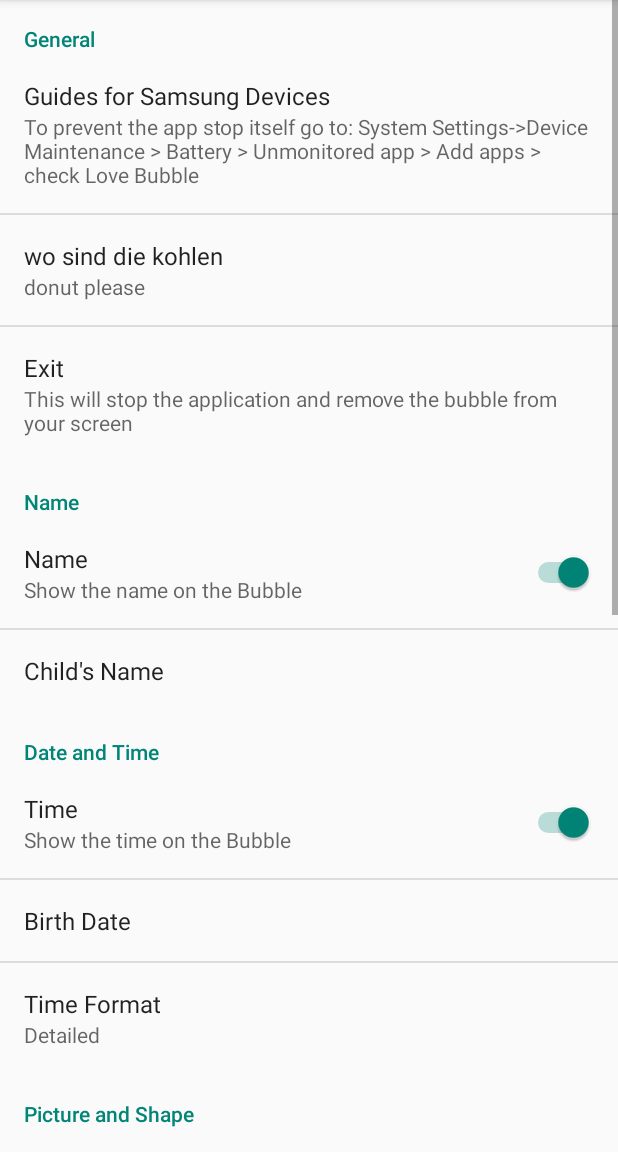
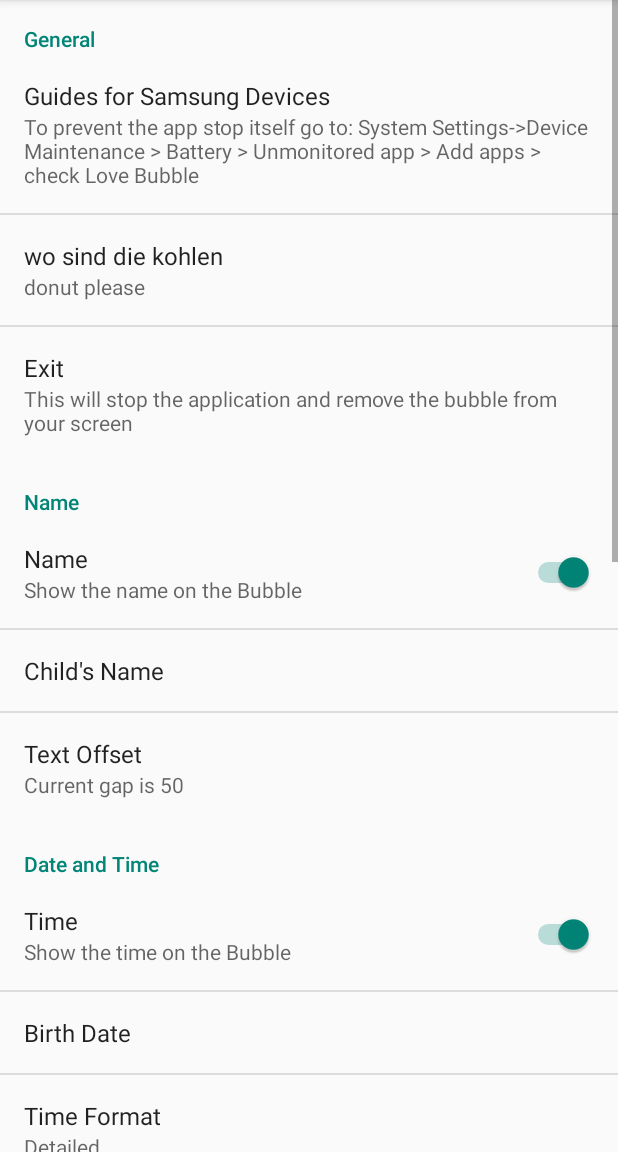
Before and after one commit to JollyJumper88/PricessLea, an Android app: the fragment MyPreferenceFragment shown on its own in the app's theme, on a phone screen of 412 x 824 dp, the part 84-1236 px from its top. Run offline under Robolectric (Android 15) with nearby library versions, the phone set to English and light mode, and no system bars; libraries missing offline, so code that uses them is left out: com.theartofdev.edmodo.

Commit message:
seekbar for vertical text positon

```diff
--- a/app/build.gradle
+++ b/app/build.gradle
@@ -17,6 +17,9 @@ android {
             proguardFiles getDefaultProguardFile('proguard-android.txt'), 'proguard-rules.pro'
         }
     }
+    lintOptions {
+        abortOnError false
+    }
 }
 
 dependencies {
--- a/app/src/main/AndroidManifest.xml
+++ b/app/src/main/AndroidManifest.xml
@@ -24,6 +24,7 @@
                 <category android:name="android.intent.category.LAUNCHER"/>
             </intent-filter>
         </activity>
+
         <activity
             android:name="com.theartofdev.edmodo.cropper.CropImageActivity"
             android:theme="@style/Base.Theme.AppCompat"/>
@@ -51,6 +52,7 @@
         <activity
             android:name="at.android.lovebubble.Donate"
             android:label="@string/title_activity_donate"
+            android:theme="@android:style/Theme.Translucent.NoTitleBar"
             android:parentActivityName="at.android.lovebubble.MyPreferenceActivity">
             <meta-data
                 android:name="android.support.PARENT_ACTIVITY"
--- a/app/src/main/java/at/android/lovebubble/FloatingFaceBubbleService.java
+++ b/app/src/main/java/at/android/lovebubble/FloatingFaceBubbleService.java
@@ -418,6 +418,12 @@ public class FloatingFaceBubbleService extends Service {
                             h.removeCallbacksAndMessages(null);
                             postDelayed();
 
+                        } else if ("updateYoffset".equalsIgnoreCase(extras.getString("action"))) {
+                            floatingFaceBubble.updateYoffset();
+
+                            h.removeCallbacksAndMessages(null);
+                            postDelayed();
+
                         }
                     } catch (NullPointerException e) {
                         Log.e(TAG, "onReceive: ", e);
--- a/app/src/main/java/at/android/lovebubble/MyPreferenceFragment.java
+++ b/app/src/main/java/at/android/lovebubble/MyPreferenceFragment.java
@@ -27,12 +27,16 @@ import org.joda.time.DateTime;
 import java.util.Calendar;
 import java.util.Date;
 
+import at.android.lovebubble.etc.SeekBarPreference;
+
 
 public class MyPreferenceFragment extends PreferenceFragment {
     private static final int RESULT_PICK_IMAGE = 99;
 
     String TAG = "MyPreferenceFragment";
     Context context;
+
+    private SeekBarPreference seekBarPrefYoffset;
 
     @Override
     public void onCreate(Bundle savedInstanceState) {
@@ -43,23 +47,26 @@ public class MyPreferenceFragment extends PreferenceFragment {
         addPreferencesFromResource(R.xml.pref_general);
 
         //general
-        findPreference("guide").setOnPreferenceChangeListener(listener);
-        findPreference("donate").setOnPreferenceChangeListener(listener);
+        findPreference("guide").setOnPreferenceChangeListener(changeListener);
+        findPreference("donate").setOnPreferenceClickListener(clickListener);
         findPreference("exit").setOnPreferenceClickListener(clickListener);
 
+        seekBarPrefYoffset = (SeekBarPreference) this.findPreference("y_offset");
+        getPreferenceScreen().getSharedPreferences().registerOnSharedPreferenceChangeListener(sharedPrefChangeListener);
+
         //name
-        findPreference("switch_name").setOnPreferenceChangeListener(listener);
-        findPreference("name").setOnPreferenceChangeListener(listener);
+        findPreference("switch_name").setOnPreferenceChangeListener(changeListener);
+        findPreference("name").setOnPreferenceChangeListener(changeListener);
 
         //Date Time
-        findPreference("switch_time").setOnPreferenceChangeListener(listener);
+        findPreference("switch_time").setOnPreferenceChangeListener(changeListener);
         findPreference("birthdatetime").setOnPreferenceClickListener(clickListener);
-        findPreference("timeformat").setOnPreferenceChangeListener(listener);
+        findPreference("timeformat").setOnPreferenceChangeListener(changeListener);
 
         //Picture and Shape
         findPreference("choosepic").setOnPreferenceClickListener(clickListener);
-        findPreference("size_list").setOnPreferenceChangeListener(listener);
-        findPreference("mask_list").setOnPreferenceChangeListener(listener);
+        findPreference("size_list").setOnPreferenceChangeListener(changeListener);
+        findPreference("mask_list").setOnPreferenceChangeListener(changeListener);
 
         //support
         findPreference("help").setOnPreferenceClickListener(clickListener);
@@ -117,10 +124,28 @@ public class MyPreferenceFragment extends PreferenceFragment {
             findPreference("name").setSummary(name);
         }
 
+        // summary seekbar
+        int value = PreferenceManager.getDefaultSharedPreferences(this.getActivity()).getInt("y_offset", 50);
+        seekBarPrefYoffset.setSummary(this.getString(R.string.settings_summary).replace("$1", "" + value));
+
     }
 
 
-    Preference.OnPreferenceChangeListener listener = new Preference.OnPreferenceChangeListener() {
+    SharedPreferences.OnSharedPreferenceChangeListener sharedPrefChangeListener = new SharedPreferences.OnSharedPreferenceChangeListener() {
+        @Override
+        public void onSharedPreferenceChanged(SharedPreferences sharedPreferences, String s) {
+            // Set seekbar summary :
+            int value = PreferenceManager.getDefaultSharedPreferences(context).getInt("y_offset", 50);
+            seekBarPrefYoffset.setSummary(context.getString(R.string.settings_summary).replace("$1", "" + value));
+
+            Intent i = new Intent("pref_broadcast");
+            i.putExtra("action", "updateYoffset");
+            getContext().sendBroadcast(i);
+        }
+    };
+
+
+    Preference.OnPreferenceChangeListener changeListener = new Preference.OnPreferenceChangeListener() {
         // SAMPLE CODE: https://stackoverflow.com/questions/6148952/how-to-get-selected-text-and-value-android-listpreference
         @Override
         public boolean onPreferenceChange(Preference preference, Object value) {
@@ -211,15 +236,25 @@ public class MyPreferenceFragment extends PreferenceFragment {
                     startActivity(new Intent(Intent.ACTION_VIEW, Uri.parse("https://skmobiledev.wordpress.com/love-bubble/user-manual/")));
                     break;
                 case "contact":
+                    /*
                     Intent emailIntent = new Intent(Intent.ACTION_SEND);
                     // emailIntent.setType("plain/text");
-                    emailIntent.setType("message/rfc822");
+                    // emailIntent.setType("message/rfc822");
+                    emailIntent.setType("vnd.android.cursor.item/email");
                     emailIntent.putExtra(android.content.Intent.EXTRA_EMAIL, new String[]{"action.jackson187@gmail.com"});
                     emailIntent.putExtra(android.content.Intent.EXTRA_SUBJECT, context.getPackageName());
+                    // emailIntent.putExtra(android.content.Intent.EXTRA_TEXT, "My email content");
                     startActivity(Intent.createChooser(emailIntent, getString(R.string.send_mail)));
+                    */
+
+                    Intent emailIntent = new Intent(Intent.ACTION_VIEW);
+                    Uri data = Uri.parse("mailto:action.jackson187@gmail.com?subject=" + context.getPackageName()); // + "&body=");
+                    emailIntent.setData(data);
+                    startActivity(emailIntent);
+
                     break;
                 case "rate":
-                    String uri = "market://details?id=at.android.chooxe";
+                    String uri = "market://details?id=" + context.getPackageName();
                     startActivity(new Intent(Intent.ACTION_VIEW, Uri.parse(uri)));
                     break;
 
--- a/app/src/main/res/values/strings.xml
+++ b/app/src/main/res/values/strings.xml
@@ -26,16 +26,21 @@
     <string name="help">Help</string>
     <string name="send_mail">Send Email</string>
     <string name="unmonitoredapp"><![CDATA[To prevent the app stop itself go to: System Settings->Device Maintenance > Battery > Unmonitored app > Add apps > check Love Bubble]]></string>
+    <string name="showtimeonbubblesummery_switch">Show the time on the Bubble</string>
     <string name="title_activity_donate">Donate</string>
     <string name="doubleTapSettings">Double-Tap the Bubble to open the Settings menu.</string>
-    <string name="grantPermission">Love Bubble needs permission to draw over other app. Please grant and hit the BACK button.</string>
-    <string name="gotIt">Got it!</string>
+    <string name="textviewTitleWelcome">Welcome to Love Bubble!</string>
+    <string name="main_title_success">Success!</string>
+    <string name="grantPermission">Love Bubble needs permission to draw over other applications. This is just to create the floating Bubble. Please grant this permission and hit the BACK button when finished.</string>
     <string name="grantPermissionButton">Grant Permission</string>
     <string name="successDoubleTapForSettings">Your Love Bubble was created in the top left corner!\nDrag it around to change it\'s position and Double-Tap it to configure your Bubble.</string>
+    <string name="gotIt">Got it!</string>
     <string name="status_step1">Step 1 of 2</string>
     <string name="status_step2">Step 2 of 2</string>
-    <string name="textviewTitleWelcome">Welcome to Love Bubble!</string>
-    <string name="main_title_success">Success!</string>
-    <string name="showtimeonbubblesummery_switch">Show the time on the Bubble</string>
+
+    <string name="settings_dialog_message">Gap between the top of the bubble to the text</string>
+    <string name="settings_summary">Current gap is $1</string>
+    <string name="settings_unit"></string>
+    <string name="settings_title">Text Offset</string>
 
 </resources>
--- a/app/src/main/res/xml/pref_general.xml
+++ b/app/src/main/res/xml/pref_general.xml
@@ -14,6 +14,7 @@
             android:key="exit"
             android:summary="This will stop the application and remove the bubble from your screen"
             android:title="@string/pref_exit"/>
+
     </PreferenceCategory>
 
     <PreferenceCategory android:title="Name">
@@ -34,17 +35,27 @@
             android:selectAllOnFocus="true"
             android:singleLine="true"
             android:title="@string/pref_title_display_name"/>
+
+        <at.android.lovebubble.etc.SeekBarPreference
+            android:defaultValue="0"
+            android:dialogMessage="@string/settings_dialog_message"
+            android:key="y_offset"
+            android:max="100"
+            android:summary="@string/settings_summary"
+            android:text="@string/settings_unit"
+            android:title="@string/settings_title"/>
+
     </PreferenceCategory>
 
     <PreferenceCategory android:title="Date and Time">
         <SwitchPreference
+            android:layout_width="match_parent"
+            android:layout_height="match_parent"
             android:defaultValue="true"
             android:enabled="true"
             android:key="switch_time"
             android:summary="@string/showtimeonbubblesummery_switch"
-            android:title="Time"
-            android:layout_height="match_parent"
-            android:layout_width="match_parent"/>
+            android:title="Time"/>
 
         <Preference
             android:layout_width="wrap_content"
```
Also changed, not shown: app/src/main/java/at/android/lovebubble/Donate.java (+1 -1 lines), app/src/main/java/at/android/lovebubble/MyImageView.java (+9 -4 lines), app/src/main/java/at/android/lovebubble/etc/SeekBarPreference.java (added, +166 -0 lines), app/src/main/res/layout/activity_donate.xml (+22 -21 lines), app/src/main/res/layout/activity_main.xml (+6 -4 lines), 1 other file.
